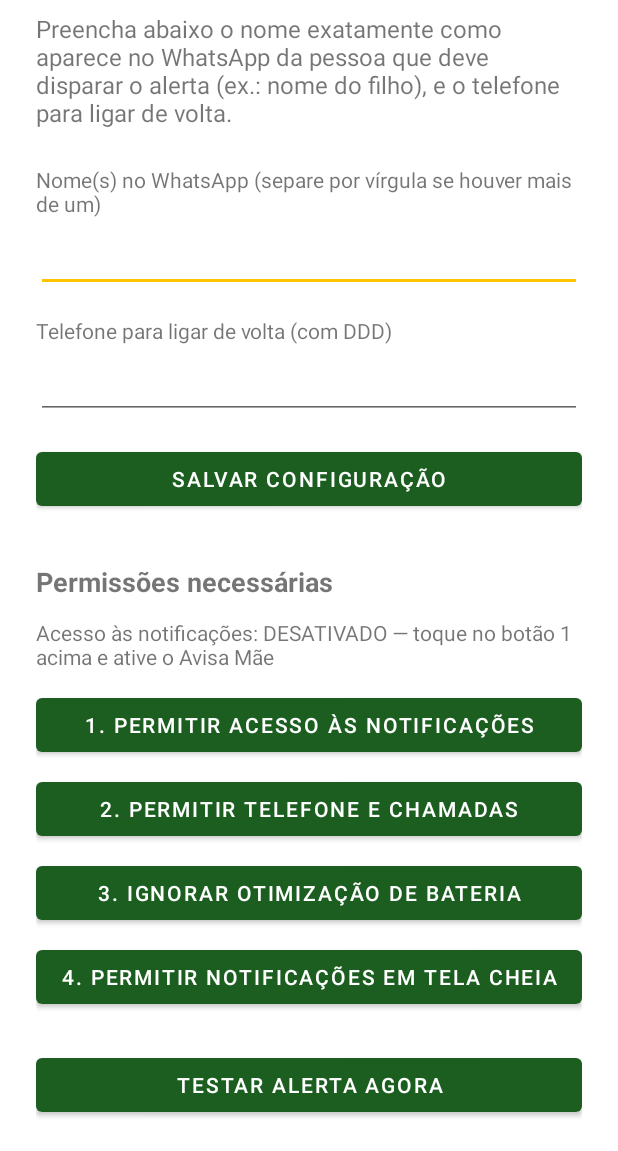
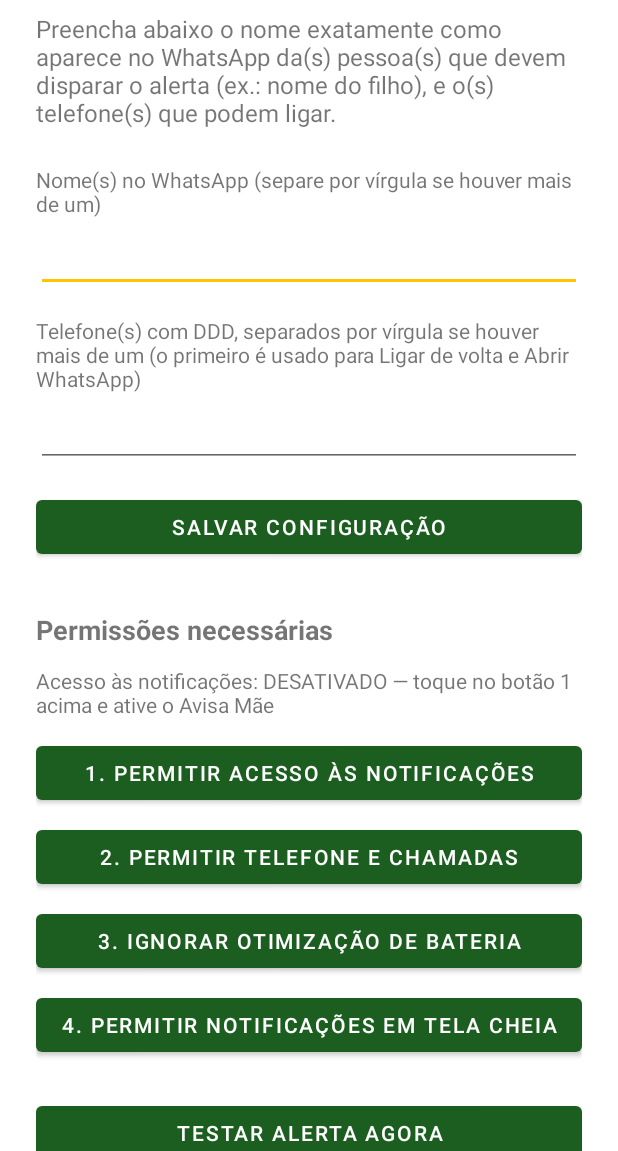
Before and after one commit to andersonfeix-source/meu-primeiro-pr, an Android app: the screen it shows after launch (MainActivity), after a tap on "SALVAR CONFIGURAÇÃO", on a phone screen of 412 x 824 dp, the part 85-1236 px from its top. Run offline under Robolectric (Android 15) with nearby library versions, the phone set to English and light mode, and no system bars.

Commit message:
Permite configurar mais de um telefone para disparar o alerta
O campo de telefone agora aceita vários números separados por vírgula
(igual já funcionava com os nomes): uma ligação de qualquer um deles
dispara o alerta. O primeiro número da lista continua sendo o usado
pelos botões "Ligar de volta" e "Abrir WhatsApp".

Co-Authored-By: Claude Sonnet 5 <noreply@anthropic.com>
Claude-Session: https://claude.ai/code/session_018sc1JFo2qYBNHYYwk3bx2n

```diff
--- a/AvisaMae/app/src/main/java/com/avisamae/app/CallReceiver.kt
+++ b/AvisaMae/app/src/main/java/com/avisamae/app/CallReceiver.kt
@@ -20,11 +20,11 @@ class CallReceiver : BroadcastReceiver() {
         val state = intent.getStringExtra(TelephonyManager.EXTRA_STATE)
         if (state != TelephonyManager.EXTRA_STATE_RINGING) return
 
-        val configuredPhone = Prefs.getPhone(context)
-        if (configuredPhone.isBlank()) return
+        val configuredPhones = Prefs.getPhones(context)
+        if (configuredPhones.isEmpty()) return
 
         val incomingNumber = intent.getStringExtra(TelephonyManager.EXTRA_INCOMING_NUMBER).orEmpty()
-        if (!numbersMatch(incomingNumber, configuredPhone)) return
+        if (configuredPhones.none { numbersMatch(incomingNumber, it) }) return
 
         AlertLauncher.launch(
             context = context.applicationContext,
--- a/AvisaMae/app/src/main/java/com/avisamae/app/MainActivity.kt
+++ b/AvisaMae/app/src/main/java/com/avisamae/app/MainActivity.kt
@@ -41,7 +41,7 @@ class MainActivity : AppCompatActivity() {
         setContentView(binding.root)
 
         binding.inputNames.setText(Prefs.getRawNames(this))
-        binding.inputPhone.setText(Prefs.getPhone(this))
+        binding.inputPhone.setText(Prefs.getRawPhones(this))
 
         binding.buttonSave.setOnClickListener {
             Prefs.save(this, binding.inputNames.text.toString(), binding.inputPhone.text.toString())
--- a/AvisaMae/app/src/main/java/com/avisamae/app/Prefs.kt
+++ b/AvisaMae/app/src/main/java/com/avisamae/app/Prefs.kt
@@ -4,32 +4,42 @@ import android.content.Context
 
 /**
  * Guarda a configuração feita na tela inicial: o(s) nome(s) que devem
- * disparar o alerta (exatamente como aparecem no WhatsApp) e o número
- * de telefone usado para "ligar de volta".
+ * disparar o alerta (exatamente como aparecem no WhatsApp) e o(s)
+ * telefone(s) usados para detectar ligações e para "ligar de volta".
  */
 object Prefs {
     private const val FILE = "avisa_mae_prefs"
     private const val KEY_NAMES = "filter_names"
-    private const val KEY_PHONE = "callback_phone"
+    private const val KEY_PHONES = "callback_phones"
 
-    fun save(context: Context, names: String, phone: String) {
+    fun save(context: Context, names: String, phones: String) {
         context.getSharedPreferences(FILE, Context.MODE_PRIVATE).edit()
             .putString(KEY_NAMES, names)
-            .putString(KEY_PHONE, phone)
+            .putString(KEY_PHONES, phones)
             .apply()
     }
 
     fun getNames(context: Context): List<String> =
+        splitList(context, KEY_NAMES)
+
+    fun getRawNames(context: Context): String =
+        context.getSharedPreferences(FILE, Context.MODE_PRIVATE).getString(KEY_NAMES, "").orEmpty()
+
+    fun getPhones(context: Context): List<String> =
+        splitList(context, KEY_PHONES)
+
+    fun getRawPhones(context: Context): String =
+        context.getSharedPreferences(FILE, Context.MODE_PRIVATE).getString(KEY_PHONES, "").orEmpty()
+
+    /** Primeiro número configurado, usado pelos botões "Ligar de volta" e "Abrir WhatsApp". */
+    fun getPhone(context: Context): String =
+        getPhones(context).firstOrNull().orEmpty()
+
+    private fun splitList(context: Context, key: String): List<String> =
         context.getSharedPreferences(FILE, Context.MODE_PRIVATE)
-            .getString(KEY_NAMES, "")
+            .getString(key, "")
             .orEmpty()
             .split(",")
             .map { it.trim() }
             .filter { it.isNotEmpty() }
-
-    fun getRawNames(context: Context): String =
-        context.getSharedPreferences(FILE, Context.MODE_PRIVATE).getString(KEY_NAMES, "").orEmpty()
-
-    fun getPhone(context: Context): String =
-        context.getSharedPreferences(FILE, Context.MODE_PRIVATE).getString(KEY_PHONE, "").orEmpty()
 }
--- a/AvisaMae/app/src/main/res/layout/activity_main.xml
+++ b/AvisaMae/app/src/main/res/layout/activity_main.xml
@@ -52,8 +52,7 @@
             android:id="@+id/inputPhone"
             android:layout_width="match_parent"
             android:layout_height="wrap_content"
-            android:inputType="phone"
-            android:autofillHints="phone"
+            android:inputType="text"
             android:layout_marginBottom="16dp" />
 
         <Button
--- a/AvisaMae/app/src/main/res/values/strings.xml
+++ b/AvisaMae/app/src/main/res/values/strings.xml
@@ -3,9 +3,9 @@
     <string name="app_name">Avisa Mãe</string>
 
     <string name="setup_title">Configuração do Avisa Mãe</string>
-    <string name="setup_intro">Preencha abaixo o nome exatamente como aparece no WhatsApp da pessoa que deve disparar o alerta (ex.: nome do filho), e o telefone para ligar de volta.</string>
+    <string name="setup_intro">Preencha abaixo o nome exatamente como aparece no WhatsApp da(s) pessoa(s) que devem disparar o alerta (ex.: nome do filho), e o(s) telefone(s) que podem ligar.</string>
     <string name="label_names">Nome(s) no WhatsApp (separe por vírgula se houver mais de um)</string>
-    <string name="label_phone">Telefone para ligar de volta (com DDD)</string>
+    <string name="label_phone">Telefone(s) com DDD, separados por vírgula se houver mais de um (o primeiro é usado para "Ligar de volta" e "Abrir WhatsApp")</string>
     <string name="save">Salvar configuração</string>
     <string name="saved">Configuração salva</string>
 
```
Also changed, not shown: 1 other file.
